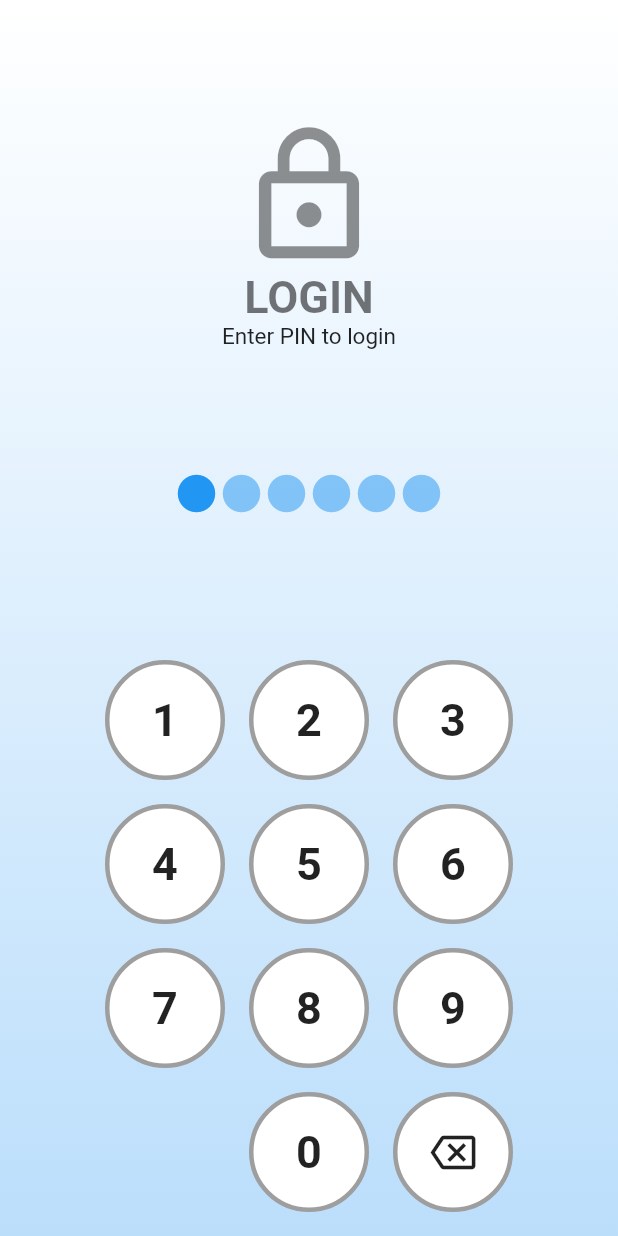
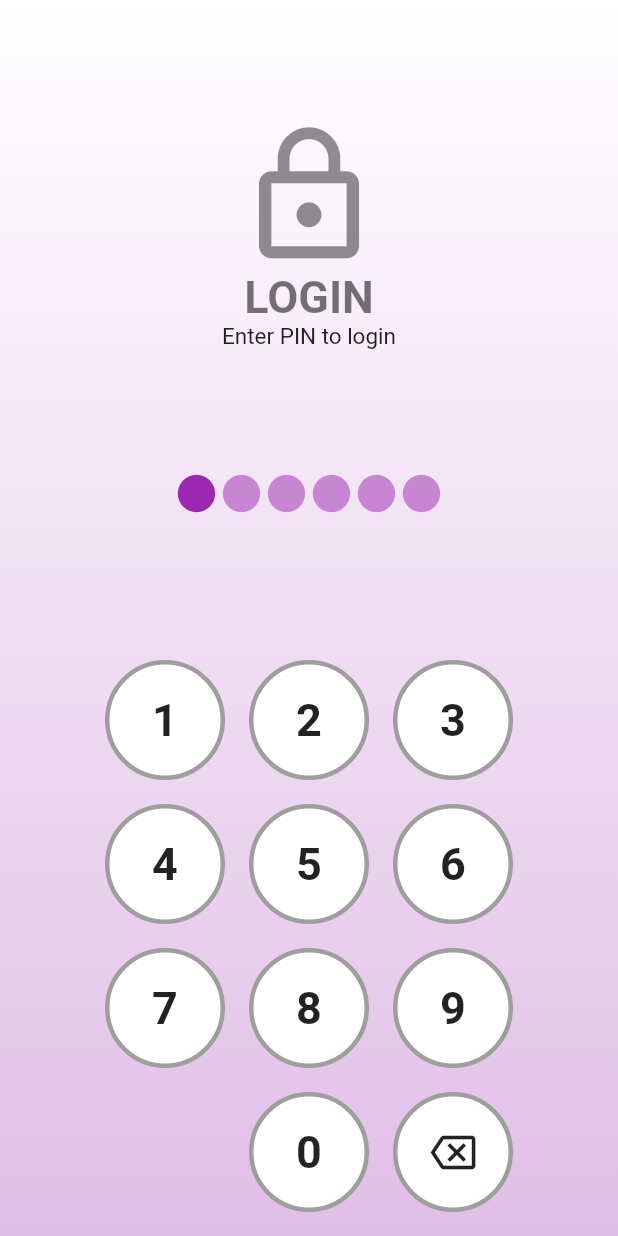
Before and after one commit to tarkongjay/flutter_food, a Flutter app: the screen it shows after launch, after a tap on an icon or button, on a phone screen of 412 x 824 dp. Run offline on Flutter 3.47's test engine with Material 2 defaults, Android fonts, the phone set to English and light mode, and no system bars.

Commit message:
homework12

```diff
--- a/lib/main.dart
+++ b/lib/main.dart
@@ -1,4 +1,5 @@
 import 'package:flutter/material.dart';
+import 'package:flutter_food/pages/home/home_page.dart';
 import 'package:flutter_food/pages/login/login_page.dart';
 
 void main() {
@@ -25,7 +26,12 @@ class MyApp extends StatelessWidget {
         ),
         primarySwatch: Colors.blue,
       ),
-      home: LoginPage(),
+      //home: LoginPage(),
+      routes: {
+        LoginPage.routeName:(context)=> const LoginPage(),
+        HomePage.routeName:(context)=> const HomePage(),
+      },
+      initialRoute: LoginPage.routeName,
     );
   }
 }
--- a/lib/pages/login/login_page.dart
+++ b/lib/pages/login/login_page.dart
@@ -1,8 +1,10 @@
 import 'package:flutter/cupertino.dart';
 import 'package:flutter/material.dart';
-import 'package:flutter_food/pages/home_page.dart';
+import 'package:flutter_food/pages/home/home_page.dart';
 
 class LoginPage extends StatefulWidget {
+  static const routeName = '/login';
+
   const LoginPage({Key? key}) : super(key: key);
 
   @override
@@ -24,7 +26,7 @@ class _LoginPageState extends State<LoginPage> {
             // ไล่เฉดจากสีแดงไปสีน้ำเงิน
             colors: [
               Colors.white,
-              Colors.blue.shade100,
+              Colors.purple.shade100,
             ],
           ),
         ),
@@ -62,84 +64,84 @@ class _LoginPageState extends State<LoginPage> {
                               ? Icon(
                             Icons.circle,
                             size: 30.0,
-                            color: Colors.blue,
+                            color: Colors.purple,
                           )
                               : Opacity(
                             opacity: 0.5,
                             child: Icon(
                               Icons.circle,
                               size: 30.0,
-                              color: Colors.blue,
+                              color: Colors.purple,
                             ),
                           ),
                           input.length > 1
                               ? Icon(
                             Icons.circle,
                             size: 30.0,
-                            color: Colors.blue,
+                            color: Colors.purple,
                           )
                               : Opacity(
                             opacity: 0.5,
                             child: Icon(
                               Icons.circle,
                               size: 30.0,
-                              color: Colors.blue,
+                              color: Colors.purple,
                             ),
                           ),
                           input.length > 2
                               ? Icon(
                             Icons.circle,
                             size: 30.0,
-                            color: Colors.blue,
+                            color: Colors.purple,
                           )
                               : Opacity(
                             opacity: 0.5,
                             child: Icon(
                               Icons.circle,
                               size: 30.0,
-                              color: Colors.blue,
+                              color: Colors.purple,
                             ),
                           ),
                           input.length > 3
                               ? Icon(
                             Icons.circle,
                             size: 30.0,
-                            color: Colors.blue,
+                            color: Colors.purple,
                           )
                               : Opacity(
                             opacity: 0.5,
                             child: Icon(
                               Icons.circle,
                               size: 30.0,
-                              color: Colors.blue,
+                              color: Colors.purple,
                             ),
                           ),
                           input.length > 4
                               ? Icon(
                             Icons.circle,
                             size: 30.0,
-                            color: Colors.blue,
+                            color: Colors.purple,
                           )
                               : Opacity(
                             opacity: 0.5,
                             child: Icon(
                               Icons.circle,
                               size: 30.0,
-                              color: Colors.blue,
+                              color: Colors.purple,
                             ),
                           ),
                           input.length > 5
                               ? Icon(
                                   Icons.circle,
                                   size: 30.0,
-                                  color: Colors.blue,
+                                  color: Colors.purple,
                                 )
                               : Opacity(
                                   opacity: 0.5,
                                   child: Icon(
                                     Icons.circle,
                                     size: 30.0,
-                                    color: Colors.blue,
+                                    color: Colors.purple,
                                   ),
                                 ),
                         ],
@@ -222,10 +224,8 @@ class _LoginPageState extends State<LoginPage> {
         input = '';
       }
       if(input == '123456'){
-        Navigator.push(
-          context,
-          MaterialPageRoute(builder: (context) => HomePage()),
-        );
+        Navigator.pushReplacementNamed(context, HomePage.routeName);
+        //Navigator.push(context, MaterialPageRoute(builder: (context) => HomePage()),);
                input = '';
       }
     });
--- a/pubspec.yaml
+++ b/pubspec.yaml
@@ -45,8 +45,8 @@ flutter:
   uses-material-design: true
 
   # To add assets to your application, add an assets section, like this:
-  # assets:
-  #   - images/a_dot_burr.jpeg
+  assets:
+  - assets/images/
   #   - images/a_dot_ham.jpeg
 
   # An image asset can refer to one or more resolution-specific "variants", see
```
Also changed, not shown: lib/pages/home/home_page.dart (added, +294 -0 lines), lib/pages/home_page.dart (deleted, +0 -30 lines), assets/images/profile.jpg (added).
